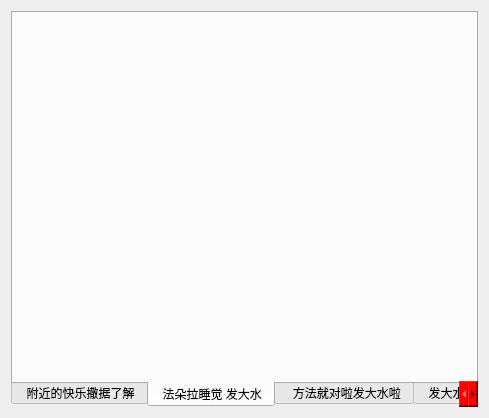
Above: MTabWidget/MTabWidget.ui from lxj434368832/MCommonLibrary before the change. Below: the same form after it.
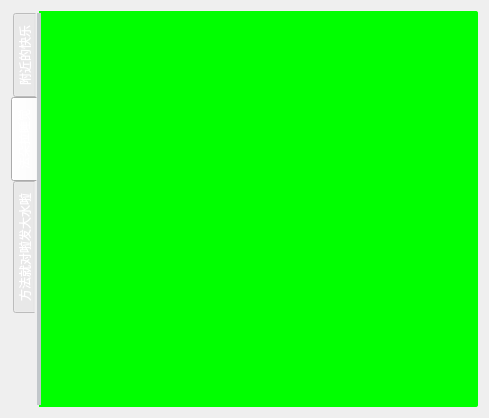
That is the form after the change. The open tabs and pages were chosen to show the change.

Patch:
```diff
--- a/MTabWidget/MTabWidget.ui
+++ b/MTabWidget/MTabWidget.ui
@@ -14,10 +14,49 @@
    <string>Form</string>
   </property>
   <property name="styleSheet">
-   <string notr="true">*{
+   <string notr="true">#widget{
 	font: 14pt &quot;Microsoft YaHei&quot;;
 }
 
+QTabWidget::pane{
+    border-radius:2px;
+	background-color:#0e0e0f;
+	background-color: rgb(0, 255, 0);
+	border-left: 4px solid #C2C7CB;
+}
+/*只能控制tab位置*/
+QTabWidget::tab-bar {
+	top:2px;
+}
+/*只能控制tab的字体*/
+QTabWidget QTabBar{
+	font:24px &quot;Microsoft YaHei&quot;;
+	color:white;
+}
+/*
+QTabBar::tab{
+	border:none;
+	padding:2px;
+	background:rgb(100, 100, 100);
+	border-top-left-radius: 4px;
+  	border-top-right-radius: 4px;
+}
+
+QTabBar::tab:hover{
+	background:rgb(50, 50, 50);
+}
+QTabBar::tab:selected{
+	background:rgb(0, 0, 0);
+	border-color: #9B9B9B;
+  	border-bottom-color: #C2C7CB;
+}
+
+QTabBar::tab:!selected{
+	border-left: 1px solid black;
+	border-right: 1px solid black;
+	margin-top: 2px;
+}*/
+
 /*最左边的竖杠为tear-index*/
 QTabBar::tear {
     background: rgb(255,0,0);
@@ -31,7 +70,6 @@
  /* the scroll buttons are tool buttons */
 QTabBar QToolButton {
     background: rgb(255,0,0);
-
 }
 
 /* the arrow mark in the tool buttons */
@@ -50,53 +88,31 @@
 QTabBar::close-button:hover {
     background: rgb(255,255,255);
 }
-*/</string>
+*/
+</string>
   </property>
   <layout class="QVBoxLayout" name="verticalLayout">
    <item>
     <widget class="QTabWidget" name="tabWidget">
      <property name="tabPosition">
-      <enum>QTabWidget::South</enum>
+      <enum>QTabWidget::West</enum>
      </property>
      <property name="currentIndex">
-      <number>0</number>
-     </property>
-     <property name="elideMode">
-      <enum>Qt::ElideNone</enum>
+      <number>1</number>
      </property>
      <widget class="QWidget" name="tab_7">
       <attribute name="title">
-       <string> 附近的快乐撒据了解</string>
+       <string>附近的快乐</string>
       </attribute>
      </widget>
      <widget class="QWidget" name="tab_6">
       <attribute name="title">
-       <string> 法朵拉睡觉 发大水</string>
+       <string>法朵拉睡觉</string>
       </attribute>
      </widget>
      <widget class="QWidget" name="tab">
       <attribute name="title">
-       <string>  方法就对啦发大水啦</string>
-      </attribute>
-     </widget>
-     <widget class="QWidget" name="tab_2">
-      <attribute name="title">
-       <string> 发大水啦尽量发大水</string>
-      </attribute>
-     </widget>
-     <widget class="QWidget" name="tab_5">
-      <attribute name="title">
-       <string>放大法</string>
-      </attribute>
-     </widget>
-     <widget class="QWidget" name="tab_3">
-      <attribute name="title">
-       <string>附近的拉斯经理范德萨</string>
-      </attribute>
-     </widget>
-     <widget class="QWidget" name="tab_4">
-      <attribute name="title">
-       <string>对伐啦四级联考</string>
+       <string>方法就对啦发大水啦</string>
       </attribute>
      </widget>
     </widget>
```
